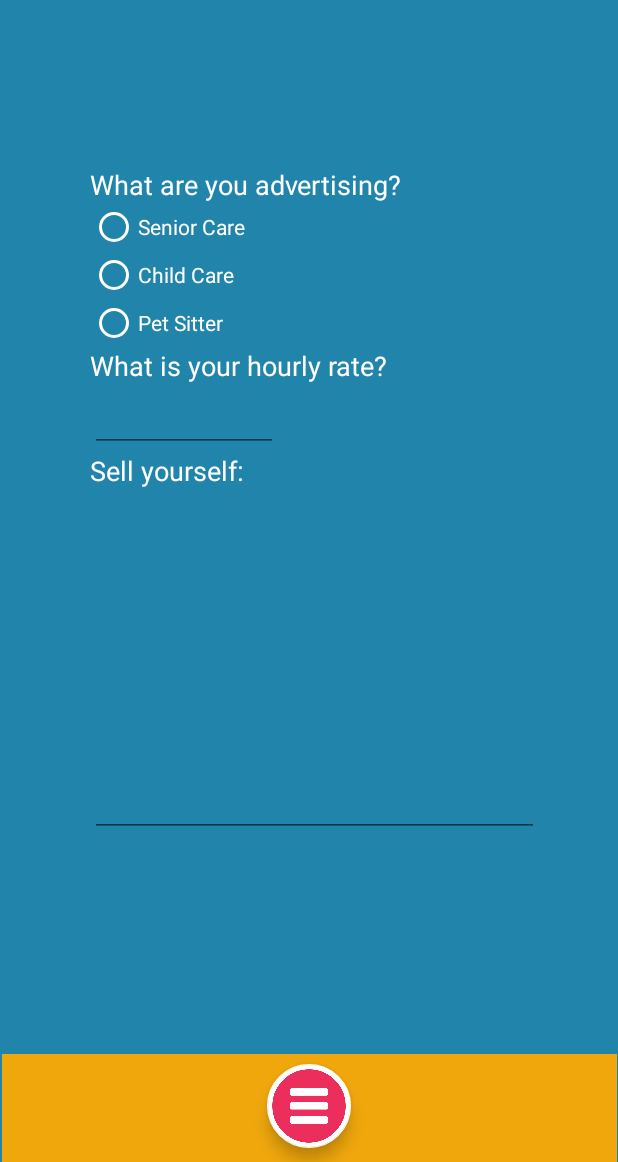
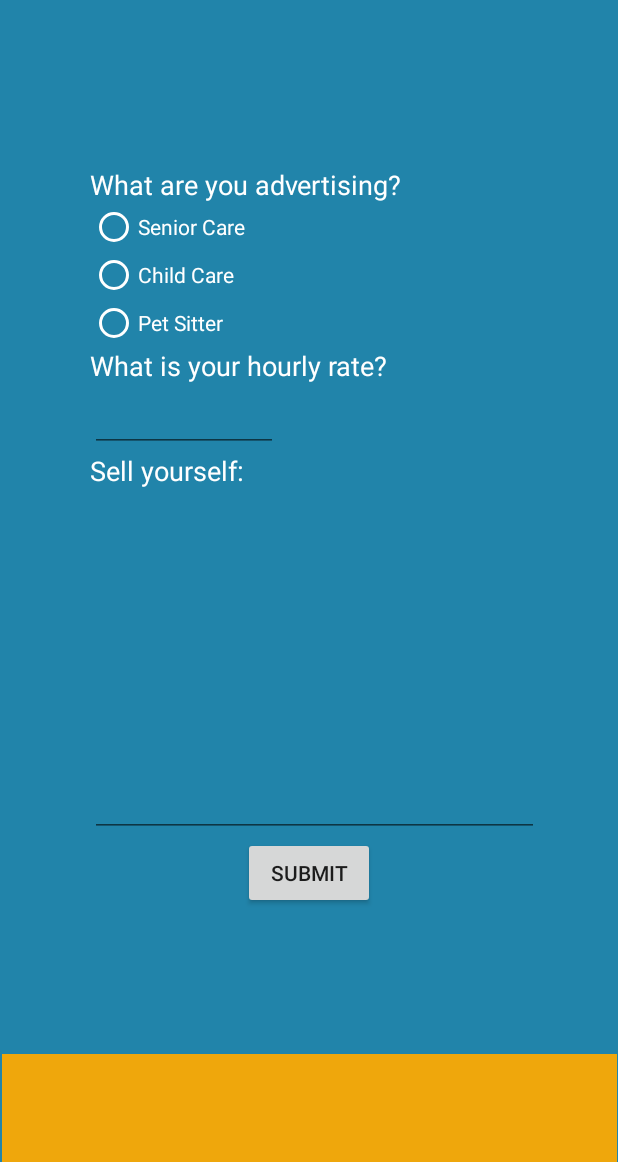
Before and after one commit to AnthonyMSalvati/CareFinder, an Android app: the layout post_advert.xml on its own in the app's theme, with its tools: preview values and no code run, on a phone screen of 412 x 824 dp, the part 74-1236 px from its top. Run offline under Robolectric (Android 15) with nearby library versions, the phone set to English and light mode, and no system bars; Roboto replaces fonts that are not available here.

```diff
--- a/app/src/main/res/layout/post_advert.xml
+++ b/app/src/main/res/layout/post_advert.xml
@@ -23,13 +23,6 @@
         android:layout_marginLeft="1dp" android:layout_marginTop="17dp"
         android:layout_marginBottom="-2dp" android:background="#EDFFAB00"
         android:minHeight="?attr/actionBarSize" />
-
-    <com.google.android.material.floatingactionbutton.FloatingActionButton
-        android:id="@+id/button_home" android:layout_width="wrap_content"
-        android:layout_height="wrap_content" android:layout_alignParentBottom="true"
-        android:layout_centerHorizontal="true" android:layout_marginBottom="9dp"
-        android:clickable="true" android:foreground="@drawable/home_button"
-        app:backgroundTint="#FFFFFF" app:srcCompat="@drawable/home_button" />
 
     <RadioGroup
         android:id="@+id/advert_type"
@@ -123,4 +116,12 @@
         android:textColor="#FFFFFF"
         android:textSize="18sp" />
 
+    <Button
+        android:id="@+id/submit_post"
+        android:layout_width="wrap_content"
+        android:layout_height="wrap_content"
+        android:layout_below="@id/user_self_description"
+        android:layout_centerHorizontal="true"
+        android:text="Submit" />
+
 </RelativeLayout>
```
